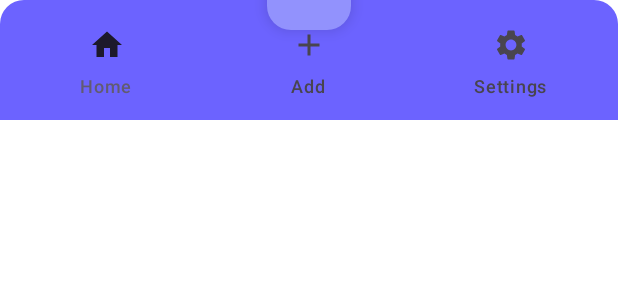
After one commit to Moirand/WeatherSpot, an Android app built with Jetpack Compose: the @Preview function MyBottomBar, on a phone screen of 412 x 824 dp. The commit adds this screen. Shown: the top 300 px of the screen. Run offline under Robolectric (Android 15) with nearby library versions, the phone set to English and light mode, and no system bars; Roboto replaces fonts that are not available here.

Commit message:
adding ui components

```diff
--- /dev/null
+++ b/common/src/main/java/com/example/common/component/MyBottomBar.kt
@@ -0,0 +1,77 @@
+package com.example.common.component
+
+import androidx.compose.foundation.layout.Box
+import androidx.compose.foundation.layout.fillMaxWidth
+import androidx.compose.foundation.layout.offset
+import androidx.compose.foundation.shape.RoundedCornerShape
+import androidx.compose.material.icons.Icons
+import androidx.compose.material.icons.filled.Add
+import androidx.compose.material.icons.filled.Home
+import androidx.compose.material.icons.filled.Settings
+import androidx.compose.material3.BottomAppBar
+import androidx.compose.material3.FloatingActionButton
+import androidx.compose.material3.Icon
+import androidx.compose.material3.NavigationBarItem
+import androidx.compose.material3.NavigationBarItemDefaults
+import androidx.compose.material3.Text
+import androidx.compose.runtime.Composable
+import androidx.compose.runtime.getValue
+import androidx.compose.runtime.mutableIntStateOf
+import androidx.compose.runtime.remember
+import androidx.compose.runtime.setValue
+import androidx.compose.ui.Alignment
+import androidx.compose.ui.Modifier
+import androidx.compose.ui.draw.clip
+import androidx.compose.ui.graphics.Color
+import androidx.compose.ui.tooling.preview.Preview
+import androidx.compose.ui.unit.dp
+import com.example.common.ui.theme.Purple1
+import com.example.common.ui.theme.Purple2
+
+@Preview(showBackground = true)
+@Composable
+fun MyBottomBar() {
+    var selectedItem by remember { mutableIntStateOf(0) }
+
+    val navigationItems = listOf(
+        "Home" to Icons.Filled.Home,
+        "Add" to Icons.Filled.Add,
+        "Settings" to Icons.Filled.Settings
+    )
+
+    Box(modifier = Modifier.fillMaxWidth()) {
+        BottomAppBar(
+            containerColor = Purple1,
+            contentColor = Color.White,
+            modifier = Modifier
+                .fillMaxWidth()
+                .clip(RoundedCornerShape(topStart = 16.dp, topEnd = 16.dp))
+        ) {
+            navigationItems.forEachIndexed { index, (label, icon) ->
+                NavigationBarItem(
+                    icon = { Icon(imageVector = icon, contentDescription = label) },
+                    selected = selectedItem == index,
+                    onClick = { selectedItem = index },
+                    colors = NavigationBarItemDefaults.colors(indicatorColor = Color.Transparent),
+                    label = { Text(label) },
+                    modifier = Modifier.weight(1f)
+                )
+            }
+        }
+
+        // Floating Action Button di tengah
+        FloatingActionButton(
+            modifier = Modifier
+                .align(Alignment.Center)
+                .offset(y = (-48).dp), // Menggeser ke atas
+            onClick = {},
+            containerColor = Purple2
+        ) {
+            Icon(
+                imageVector = Icons.Default.Add,
+                contentDescription = "Add",
+                tint = Color.White
+            )
+        }
+    }
+}
--- a/common/src/main/java/com/example/common/component/MyTextInput.kt
+++ b/common/src/main/java/com/example/common/component/MyTextInput.kt
@@ -53,7 +53,7 @@ fun MyTextInput(
             if (icon != null) {
                 Icon(
                     painter = painterResource(id = icon),
-                    contentDescription = "",
+                    contentDescription = null,
                     modifier = Modifier.padding(end = 8.dp)
                 )
             }
@@ -67,7 +67,7 @@ fun MyTextInput(
                         Icon(
                             painter = if (textVisibility) painterResource(id = R.drawable.ic_visibility_on)
                             else painterResource(id = R.drawable.ic_visibility_off),
-                            contentDescription = ""
+                            contentDescription = if (textVisibility) "Hide password" else "Show password"
                         )
                     }
                 } else {
@@ -76,7 +76,7 @@ fun MyTextInput(
                     ) {
                         Icon(
                             imageVector = Icons.Default.Clear,
-                            contentDescription = ""
+                            contentDescription = "Clear input"
                         )
                     }
                 }
--- a/common/src/main/java/com/example/common/ui/theme/Color.kt
+++ b/common/src/main/java/com/example/common/ui/theme/Color.kt
@@ -8,7 +8,7 @@ val Neutral3 = Color(0xFFB3B3B3)
 val Neutral9 = Color(0xFF1C1C1E)
 
 val Purple1 = Color(0xFF6C63FF)
-val purple2 = Color(0xFF9292FD)
+val Purple2 = Color(0xFF9292FD)
 
 val PrimaryBlue = Color(0xFF0066AE)
 val PrimaryDarkBlue = Color(0xFF0A3967)
```
Also changed, not shown: app/src/main/java/com/example/weatherspot/WeatherSpotApp.kt (added, +126 -0 lines), common/src/main/java/com/example/common/component/MyBottomSheetTopBar.kt (added, +80 -0 lines), common/src/main/java/com/example/common/component/MyDetailWeatherCard.kt (added, +90 -0 lines), common/src/main/java/com/example/common/component/MyForecastCard.kt (added, +101 -0 lines), common/src/main/res/drawable/ic_humidity.xml (added, +19 -0 lines), common/src/main/res/drawable/ic_pressure.xml (added, +12 -0 lines), common/src/main/res/drawable/img_cloudy_midrainy_day.png (added), common/src/main/res/drawable/img_cloudy_midrainy_night.png (added), common/src/main/res/drawable/img_cloudy_rainy_day.png (added), common/src/main/res/drawable/img_cloudy_windy_night.png (added), common/src/main/res/drawable/img_home_screen.png (added), common/src/main/res/drawable/img_house.png (added), common/src/main/res/drawable/img_tornado.png (added).
